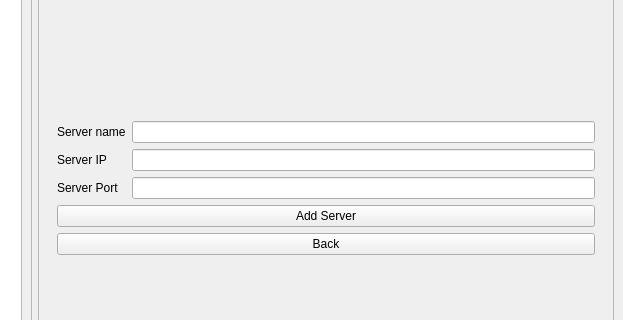
Qt form SimpleChat/mainwindow.ui (Ssssvhhhhh/SimpleChat) before a commit; both pictures show x 177 to 800 and y 115 to 435 of the 800 by 600 pixel window.
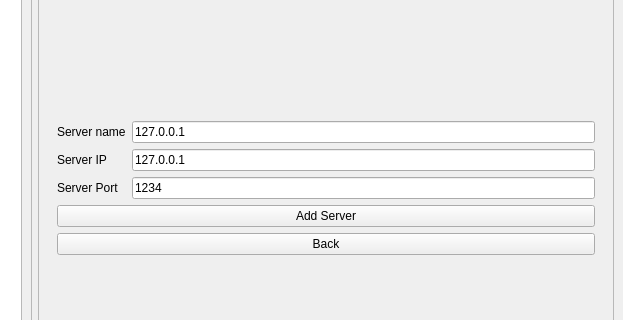
The same form after that commit. The open tabs and pages were chosen to show the change. Icons and pictures are not drawn.

```diff
--- a/SimpleChat/mainwindow.ui
+++ b/SimpleChat/mainwindow.ui
@@ -153,7 +153,11 @@
                   </widget>
                  </item>
                  <item row="0" column="1">
-                  <widget class="QLineEdit" name="lineEditServerName"/>
+                  <widget class="QLineEdit" name="lineEditServerName">
+                   <property name="text">
+                    <string>127.0.0.1</string>
+                   </property>
+                  </widget>
                  </item>
                  <item row="1" column="0">
                   <widget class="QLabel" name="labelIPServer">
@@ -163,7 +167,11 @@
                   </widget>
                  </item>
                  <item row="1" column="1">
-                  <widget class="QLineEdit" name="lineEditServerIP"/>
+                  <widget class="QLineEdit" name="lineEditServerIP">
+                   <property name="text">
+                    <string>127.0.0.1</string>
+                   </property>
+                  </widget>
                  </item>
                  <item row="2" column="0">
                   <widget class="QLabel" name="labelPortServer">
@@ -173,7 +181,11 @@
                   </widget>
                  </item>
                  <item row="2" column="1">
-                  <widget class="QLineEdit" name="lineEditServerPort"/>
+                  <widget class="QLineEdit" name="lineEditServerPort">
+                   <property name="text">
+                    <string>1234</string>
+                   </property>
+                  </widget>
                  </item>
                 </layout>
                </item>
```
Left out of the diff: 10 changed lines with no effect on the pictures.
